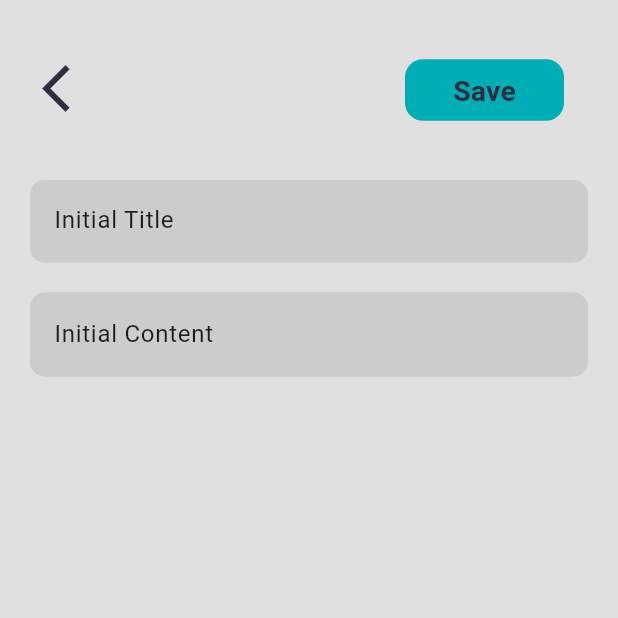
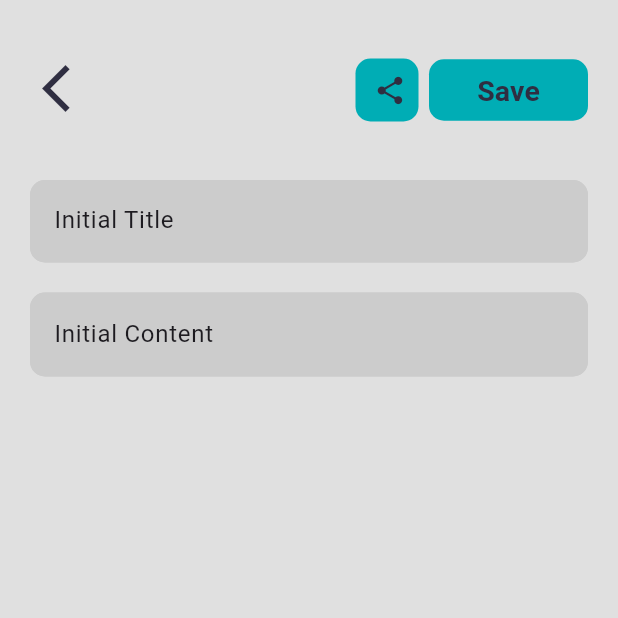
Before and after one commit to mahdiezati0/js_project_Front, a Flutter app: the EditNote screen opened directly, on a phone screen of 412 x 824 dp, the top half of it. Run offline on Flutter 3.47's test engine with Material 3 defaults, Android fonts, the phone set to English and light mode, and no system bars; our stand-ins replace share; network calls fail; Roboto replaces fonts that are missing (Mulish).

Commit message:
Add Share Without PDF

```diff
--- a/lib/edit_note.dart
+++ b/lib/edit_note.dart
@@ -3,6 +3,7 @@ import 'package:flutter/material.dart';
 import 'package:http/http.dart' as http;
 import 'package:note_app/token_manager.dart';
 import 'package:note_app/main_page.dart';
+import 'package:share/share.dart';
 
 class EditNote extends StatelessWidget {
   final String memoId;
@@ -93,20 +94,48 @@ class EditNote extends StatelessWidget {
             },
           ),
         ),
-        title: Padding(
-          padding: const EdgeInsets.only(top: 8.0, right: 10),
+        actions: [
+          Padding(
+            padding: const EdgeInsets.only(top: 20.0, right: 7),
+            child: SizedBox(
+              height: 42,
+              width: 42,
+              child: TextButton(
+                style: Theme.of(context).textButtonTheme.style!.copyWith(
+                  backgroundColor:
+                  MaterialStateProperty.all(Color(0xff00ADB5)),
+                  shape: MaterialStateProperty.all(RoundedRectangleBorder(
+                    borderRadius: BorderRadius.circular(10),
+                  )),
+                ),
+                onPressed: () {
+                  Share.share(
+                    'Title: ${titleController.text}\n\nContent: ${contentController.text}',
+                    subject: 'Note: ${titleController.text}',
+                  );
+                },
                 child: Align(
-            alignment: Alignment.centerRight,
-            child: Padding(
-              padding: const EdgeInsets.only(top: 12.0, right: 10),
+                  alignment: Alignment.centerLeft,
+                  child: Icon(
+                    Icons.share_sharp,
+                    color: Color(0xff2F2E41),
+                    size: 22,
+                  ),
+                ),
+              ),
+            ),
+          ),
+          Padding(
+            padding: const EdgeInsets.only(top: 20.0, right: 20),
             child: SizedBox(
               height: 41,
               width: 106,
               child: TextButton(
                 style: Theme.of(context).textButtonTheme.style!.copyWith(
-                    backgroundColor: MaterialStateProperty.all(Color(0xff00ADB5)),
+                  backgroundColor:
+                  MaterialStateProperty.all(Color(0xff00ADB5)),
                   shape: MaterialStateProperty.all(RoundedRectangleBorder(
-                      borderRadius: BorderRadius.circular(12),
+                    borderRadius: BorderRadius.circular(10),
                   )),
                 ),
                 onPressed: () {
@@ -124,8 +153,7 @@ class EditNote extends StatelessWidget {
               ),
             ),
           ),
-          ),
-        ),
+        ],
       ),
       body: SafeArea(
         child: SingleChildScrollView(
```
Also changed, not shown: lib/create_folder.dart (+21 -11 lines), lib/note_folder.dart (+7 -7 lines), pubspec.yaml (+4 -3 lines), pubspec.lock, 5 other files. Lines whose indentation alone changed are shown as unchanged.
